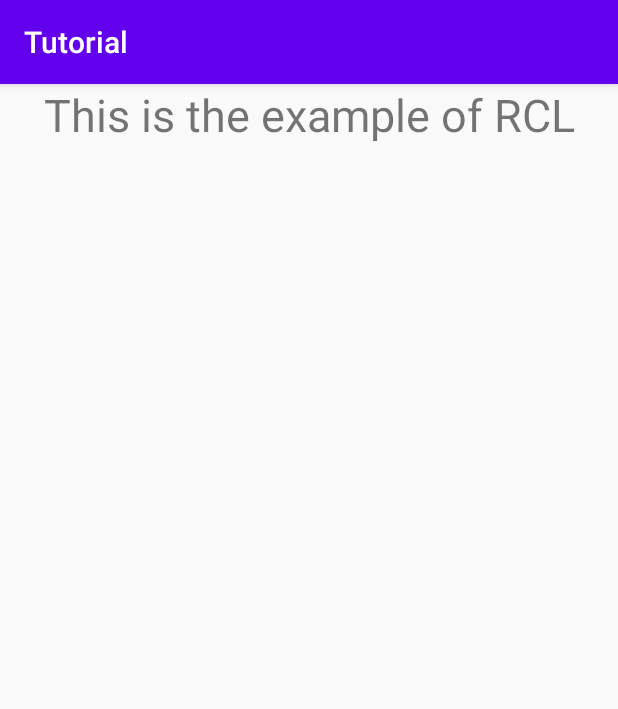
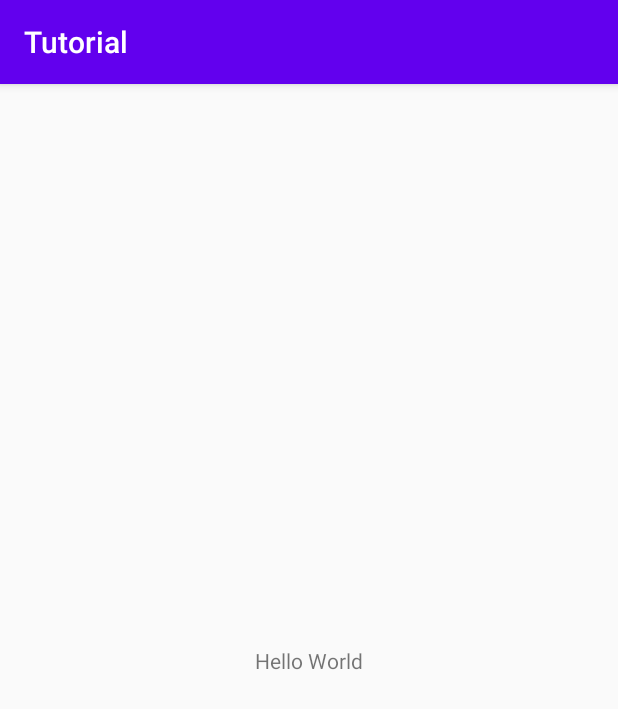
Before and after one commit to knowindeep-int/AndroidTutorials, an Android app: the screen it shows after launch (MainActivity), on a phone screen of 412 x 824 dp. Shown: the top 709 px of the screen. Run offline under Robolectric (Android 15) with nearby library versions, the phone set to English and light mode, and no system bars.

Commit message:
changed tv

```diff
--- a/app/src/main/res/layout/activity_main.xml
+++ b/app/src/main/res/layout/activity_main.xml
@@ -9,22 +9,12 @@
     <TextView
         android:layout_width="wrap_content"
         android:layout_height="wrap_content"
-        android:text="This is the example of RCL"
-        android:textSize="30sp"
+        android:text="Hello World"
         android:id="@+id/textView"
+        app:layout_constraintBottom_toBottomOf="parent"
         app:layout_constraintLeft_toLeftOf="parent"
         app:layout_constraintRight_toRightOf="parent"
         app:layout_constraintTop_toTopOf="parent" />
 
-    <androidx.recyclerview.widget.RecyclerView
-        android:layout_width="match_parent"
-        android:layout_height="0dp"
-        android:id="@+id/recyclerView"
-        app:layout_constraintTop_toBottomOf="@id/textView"
-        app:layout_constraintStart_toStartOf="parent"
-        app:layout_constraintEnd_toEndOf="parent"
-        app:layout_constraintBottom_toBottomOf="parent"
-        tools:listitem="@layout/item_card"/>
-
 
 </androidx.constraintlayout.widget.ConstraintLayout>
```
